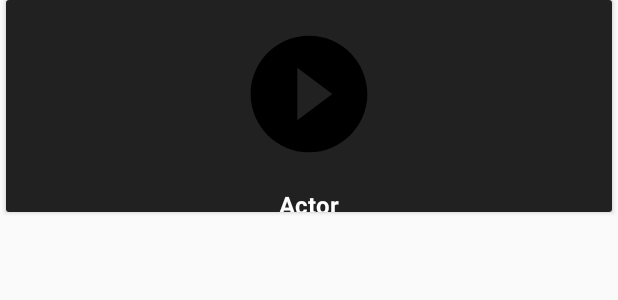
After one commit to awesome-academy/MovieDB_37, an Android app: the layout item_actor_info.xml on its own in the app's theme, with its tools: preview values and no code run, on a phone screen of 412 x 824 dp. The commit adds this screen. Shown: the top 300 px of the screen. Run offline under Robolectric (Android 15) with nearby library versions, the phone set to English and light mode, and no system bars; network calls fail.

Commit message:
create actor fragment

```diff
--- a/app/src/main/java/com/example/moviedb_37/screen/moviedetails/MovieDetailsActivity.java
+++ b/app/src/main/java/com/example/moviedb_37/screen/moviedetails/MovieDetailsActivity.java
@@ -15,6 +15,7 @@ import com.example.moviedb_37.data.model.Movie;
 import com.example.moviedb_37.data.repository.MovieRepository;
 import com.example.moviedb_37.data.source.remote.MovieRemoteDataSource;
 import com.example.moviedb_37.databinding.ActivityMovieDetailsBinding;
+import com.example.moviedb_37.screen.actors.ActorFragment;
 import com.example.moviedb_37.screen.movieinfo.InfoMovieFragment;
 
 import java.util.ArrayList;
@@ -56,6 +57,9 @@ public class MovieDetailsActivity extends AppCompatActivity {
         infoMovieFragment.setViewModel(mViewModel);
         pagerAdapter.addFragment(infoMovieFragment, getString(R.string.tab_title_information));
 
+        ActorFragment actorsFragment = new ActorFragment();
+        actorsFragment.setViewModel(mViewModel);
+        pagerAdapter.addFragment(actorsFragment, getString(R.string.tab_title_actor));
     }
 
     public static class MainPagerAdapter extends FragmentPagerAdapter {
--- /dev/null
+++ b/app/src/main/res/layout/item_actor_info.xml
@@ -0,0 +1,48 @@
+<?xml version="1.0" encoding="utf-8"?>
+<layout xmlns:app="http://schemas.android.com/apk/res-auto">
+
+    <data>
+
+        <variable
+            name="viewModel"
+            type="com.example.moviedb_37.screen.actors.ItemActorsViewModel" />
+    </data>
+
+    <android.support.v7.widget.CardView xmlns:android="http://schemas.android.com/apk/res/android"
+        xmlns:app="http://schemas.android.com/apk/res-auto"
+        android:layout_width="match_parent"
+        android:layout_height="wrap_content"
+        android:layout_marginStart="@dimen/dp_4"
+        android:layout_marginEnd="@dimen/dp_4"
+        android:layout_marginBottom="@dimen/dp_8">
+
+        <android.support.constraint.ConstraintLayout
+            android:layout_width="match_parent"
+            android:layout_height="wrap_content"
+            android:background="@color/home_background">
+
+            <ImageView
+                android:id="@+id/image_genres"
+                android:layout_width="@dimen/dp_125"
+                android:layout_height="@dimen/dp_125"
+                android:padding="@dimen/dp_16"
+                android:src="@drawable/ic_play_circle"
+                app:bindImage="@{viewModel.actorObservable.profilePath}"
+                app:layout_constraintEnd_toEndOf="parent"
+                app:layout_constraintStart_toStartOf="parent"
+                app:layout_constraintTop_toTopOf="parent" />
+
+            <TextView
+                android:layout_width="wrap_content"
+                android:layout_height="@dimen/dp_16"
+                android:text="@string/title_actor_name"
+                android:textColor="@android:color/white"
+                android:textSize="@dimen/dp_16"
+                android:textStyle="bold"
+                app:layout_constraintBottom_toBottomOf="parent"
+                app:layout_constraintEnd_toEndOf="@id/image_genres"
+                app:layout_constraintStart_toStartOf="@id/image_genres"
+                app:layout_constraintTop_toBottomOf="@id/image_genres" />
+        </android.support.constraint.ConstraintLayout>
+    </android.support.v7.widget.CardView>
+</layout>
```
Also changed, not shown: app/src/main/java/com/example/moviedb_37/data/model/Actor.java (renamed from app/src/main/java/com/example/moviedb_37/data/model/Cast.java, +7 -7 lines), app/src/main/java/com/example/moviedb_37/data/source/remote/config/response/CastResult.java (+6 -6 lines), app/src/main/java/com/example/moviedb_37/screen/actors/ActorFragment.java (+6 -1 lines), app/src/main/java/com/example/moviedb_37/screen/actors/ActorsAdapter.java (added, +60 -0 lines), app/src/main/java/com/example/moviedb_37/screen/actors/ItemActorsViewModel.java (added, +14 -0 lines), app/src/main/res/layout/fragment_actor.xml (+26 -4 lines).
